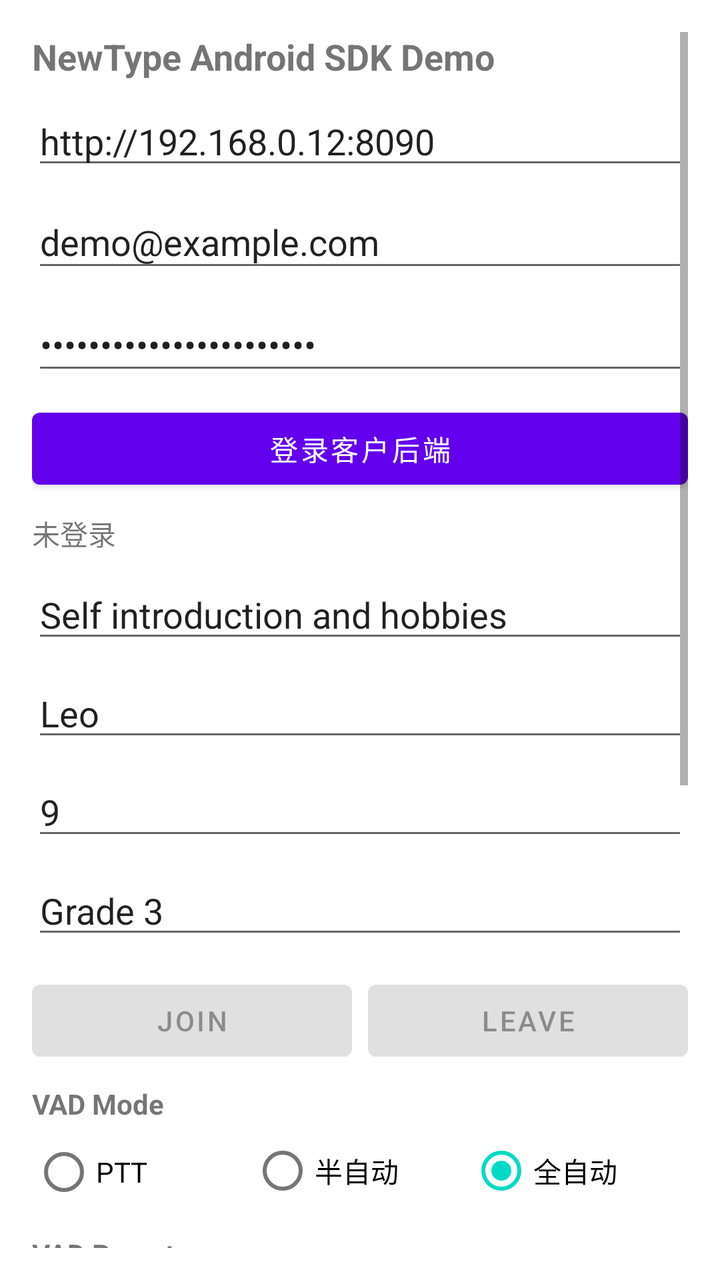
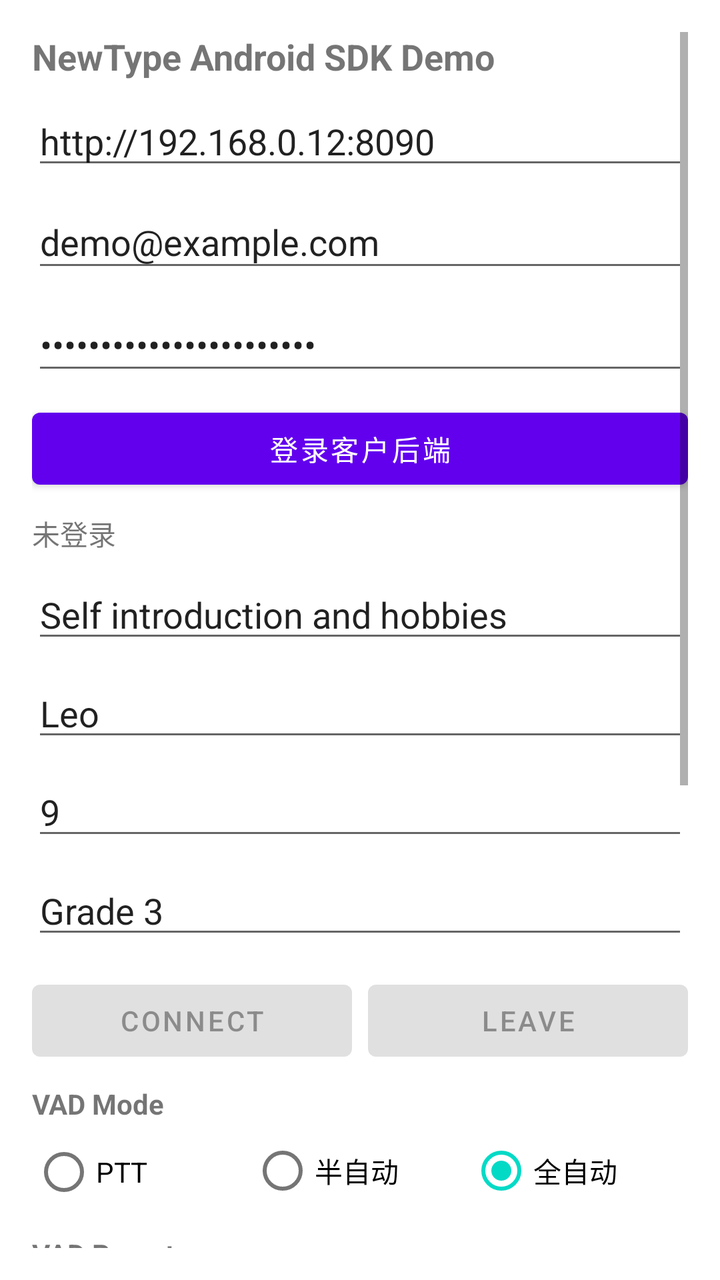

Compare the two renders of this Android layout. The source of the first and the diff that turns it into the second are given below.
<!-- AndroidManifest.xml: application theme Theme.NewTypeSdkDemo -->
<!-- res/layout/activity_main.xml -->
<ScrollView xmlns:android="http://schemas.android.com/apk/res/android"
    android:layout_width="match_parent"
    android:layout_height="match_parent"
    android:padding="16dp">

    <LinearLayout
        android:layout_width="match_parent"
        android:layout_height="wrap_content"
        android:orientation="vertical">

        <TextView
            android:layout_width="wrap_content"
            android:layout_height="wrap_content"
            android:text="NewType Android SDK Demo"
            android:textSize="18sp"
            android:textStyle="bold" />

        <EditText
            android:id="@+id/apiBaseUrlInput"
            android:layout_width="match_parent"
            android:layout_height="wrap_content"
            android:layout_marginTop="8dp"
            android:hint="Customer Backend URL"
            android:text="http://192.168.0.12:8090" />

        <EditText
            android:id="@+id/loginEmailInput"
            android:layout_width="match_parent"
            android:layout_height="wrap_content"
            android:layout_marginTop="8dp"
            android:hint="登录邮箱"
            android:inputType="textEmailAddress"
            android:text="demo@example.com" />

        <EditText
            android:id="@+id/loginPasswordInput"
            android:layout_width="match_parent"
            android:layout_height="wrap_content"
            android:layout_marginTop="8dp"
            android:hint="登录密码"
            android:inputType="textPassword"
            android:text="demo-password-change-me" />

        <Button
            android:id="@+id/loginButton"
            android:layout_width="match_parent"
            android:layout_height="wrap_content"
            android:layout_marginTop="8dp"
            android:text="登录客户后端" />

        <TextView
            android:id="@+id/userInfoText"
            android:layout_width="match_parent"
            android:layout_height="wrap_content"
            android:layout_marginTop="8dp"
            android:text="未登录"
            android:textSize="14sp" />

        <EditText
            android:id="@+id/topicInput"
            android:layout_width="match_parent"
            android:layout_height="wrap_content"
            android:layout_marginTop="8dp"
            android:hint="Topic"
            android:text="Self introduction and hobbies" />

        <EditText
            android:id="@+id/childNameInput"
            android:layout_width="match_parent"
            android:layout_height="wrap_content"
            android:layout_marginTop="8dp"
            android:hint="Child Name"
            android:text="Leo" />

        <EditText
            android:id="@+id/ageInput"
            android:layout_width="match_parent"
            android:layout_height="wrap_content"
            android:layout_marginTop="8dp"
            android:hint="Age"
            android:text="9" />

        <EditText
            android:id="@+id/gradeInput"
            android:layout_width="match_parent"
            android:layout_height="wrap_content"
            android:layout_marginTop="8dp"
            android:hint="Grade"
            android:text="Grade 3" />

        <LinearLayout
            android:layout_width="match_parent"
            android:layout_height="wrap_content"
            android:layout_marginTop="12dp"
            android:orientation="horizontal">

            <Button
                android:id="@+id/joinButton"
                android:layout_width="0dp"
                android:layout_height="wrap_content"
                android:layout_weight="1"
                android:enabled="false"
                android:text="Join" />

            <Button
                android:id="@+id/leaveButton"
                android:layout_width="0dp"
                android:layout_height="wrap_content"
                android:layout_marginStart="8dp"
                android:layout_weight="1"
                android:enabled="false"
                android:text="Leave" />
        </LinearLayout>

        <TextView
            android:layout_width="wrap_content"
            android:layout_height="wrap_content"
            android:layout_marginTop="8dp"
            android:text="VAD Mode"
            android:textStyle="bold" />

        <RadioGroup
            android:id="@+id/vadModeGroup"
            android:layout_width="match_parent"
            android:layout_height="wrap_content"
            android:orientation="horizontal">

            <RadioButton
                android:id="@+id/vadModeOff"
                android:layout_width="0dp"
                android:layout_height="wrap_content"
                android:layout_weight="1"
                android:text="PTT" />

            <RadioButton
                android:id="@+id/vadModeSemiAuto"
                android:layout_width="0dp"
                android:layout_height="wrap_content"
                android:layout_weight="1"
                android:text="半自动" />

            <RadioButton
                android:id="@+id/vadModeFullAuto"
                android:layout_width="0dp"
                android:layout_height="wrap_content"
                android:layout_weight="1"
                android:checked="true"
                android:text="全自动" />
        </RadioGroup>

        <TextView
            android:layout_width="wrap_content"
            android:layout_height="wrap_content"
            android:layout_marginTop="8dp"
            android:text="VAD Preset"
            android:textStyle="bold" />

        <RadioGroup
            android:id="@+id/vadPresetGroup"
            android:layout_width="match_parent"
            android:layout_height="wrap_content"
            android:orientation="horizontal">

            <RadioButton
                android:id="@+id/vadPresetSensitive"
                android:layout_width="0dp"
                android:layout_height="wrap_content"
                android:layout_weight="1"
                android:text="灵敏" />

            <RadioButton
                android:id="@+id/vadPresetNatural"
                android:layout_width="0dp"
                android:layout_height="wrap_content"
                android:layout_weight="1"
                android:checked="true"
                android:text="自然" />

            <RadioButton
                android:id="@+id/vadPresetChild"
                android:layout_width="0dp"
                android:layout_height="wrap_content"
                android:layout_weight="1"
                android:text="儿童" />
        </RadioGroup>

        <Button
            android:id="@+id/pttButton"
            android:layout_width="match_parent"
            android:layout_height="wrap_content"
            android:layout_marginTop="8dp"
            android:enabled="false"
            android:text="Hold to Talk" />

        <TextView
            android:id="@+id/statusText"
            android:layout_width="match_parent"
            android:layout_height="wrap_content"
            android:layout_marginTop="12dp"
            android:text="phase=IDLE"
            android:textSize="14sp" />

        <TextView
            android:layout_width="wrap_content"
            android:layout_height="wrap_content"
            android:layout_marginTop="12dp"
            android:text="Transcript"
            android:textStyle="bold" />

        <TextView
            android:id="@+id/transcriptText"
            android:layout_width="match_parent"
            android:layout_height="wrap_content"
            android:minHeight="120dp"
            android:text="暂无消息" />

        <TextView
            android:layout_width="wrap_content"
            android:layout_height="wrap_content"
            android:layout_marginTop="12dp"
            android:text="Summary"
            android:textStyle="bold" />

        <TextView
            android:id="@+id/summaryText"
            android:layout_width="match_parent"
            android:layout_height="wrap_content"
            android:minHeight="80dp"
            android:text="暂无总结" />
    </LinearLayout>

</ScrollView>
<!-- resources referenced by this layout -->
<resources>
  <style name="Theme.NewTypeSdkDemo" parent="Theme.MaterialComponents.DayNight.NoActionBar" />
</resources>

<!-- the commit's change to res/layout/activity_main.xml (unified diff, before → after) -->
@@ -100,7 +100,7 @@
                 android:layout_height="wrap_content"
                 android:layout_weight="1"
                 android:enabled="false"
-                android:text="Join" />
+                android:text="Connect" />
 
             <Button
                 android:id="@+id/leaveButton"
